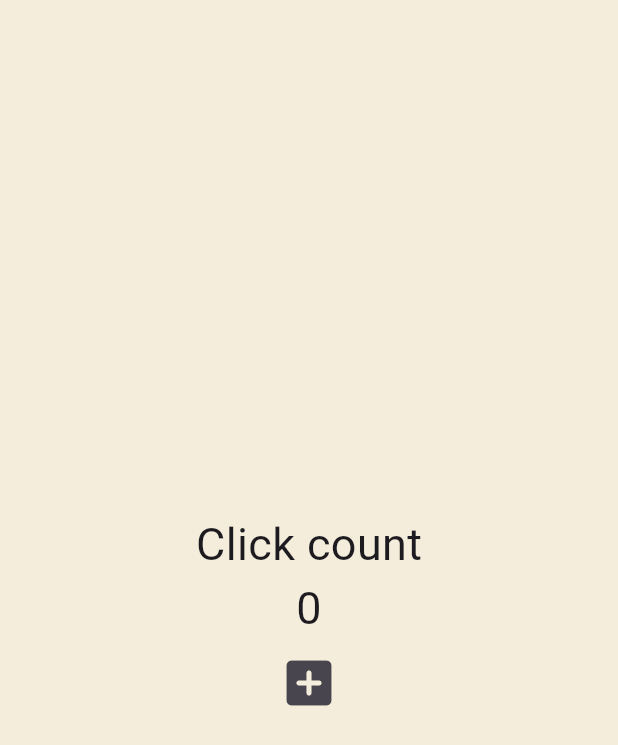
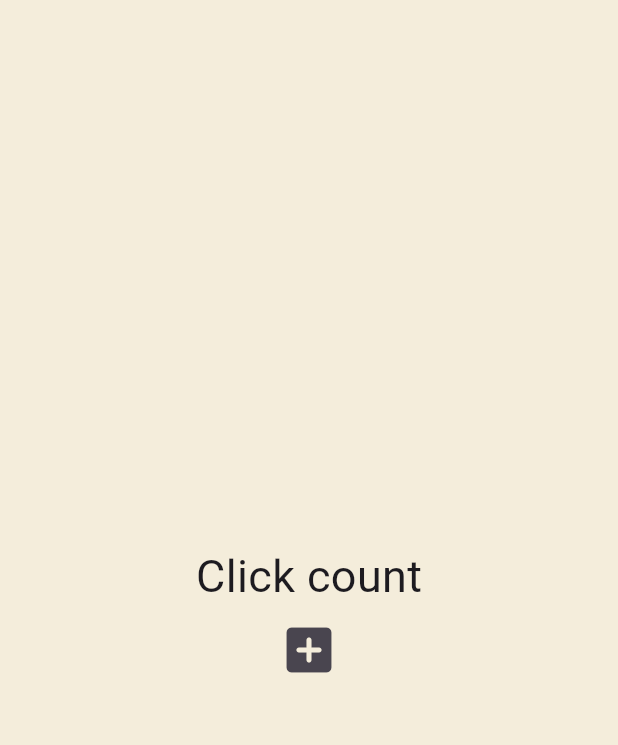
Before and after one commit to Alpaca92/IAL, a Flutter app: the screen it shows after launch, on a phone screen of 412 x 824 dp. Shown: the top 745 px of the screen. Run offline on Flutter 3.47's test engine with Material 3 defaults, Android fonts, the phone set to English and light mode, and no system bars.

Commit message:
#4.2 Recap

```diff
--- a/toonflix/lib/main.dart
+++ b/toonflix/lib/main.dart
@@ -10,13 +10,15 @@ class App extends StatefulWidget {
 }
 
 class _AppState extends State<App> {
-  int counter = 0;
+  final List<int> numbers = [];
 
   void onClicked() {
     // you have to call 'setState' when you want to change the state
     setState(() {
-      ++counter;
+      numbers.add(numbers.length);
     });
+
+    print(numbers);
   }
 
   @override
@@ -34,12 +36,7 @@ class _AppState extends State<App> {
                   fontSize: 30,
                 ),
               ),
-              Text(
-                '$counter',
-                style: TextStyle(
-                  fontSize: 30,
-                ),
-              ),
+              for (var number in numbers) Text('$number'),
               IconButton(
                 iconSize: 40,
                 onPressed: onClicked,
```
